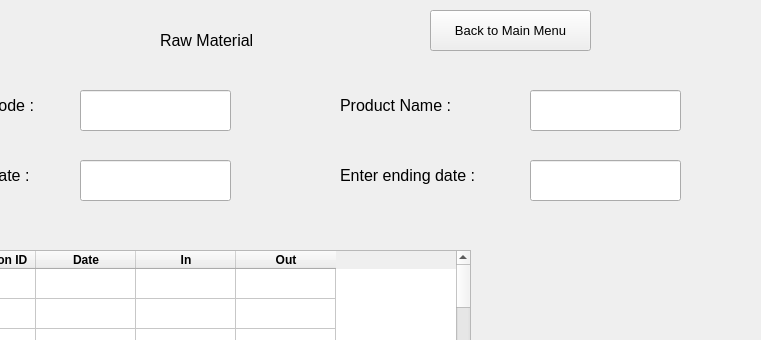
Old version of the form UI/StackedView.ui in the repository nilay1221/Inventory_Management; both pictures show x 300 to 1061 and y 0 to 340 of the 1226 by 857 pixel window.
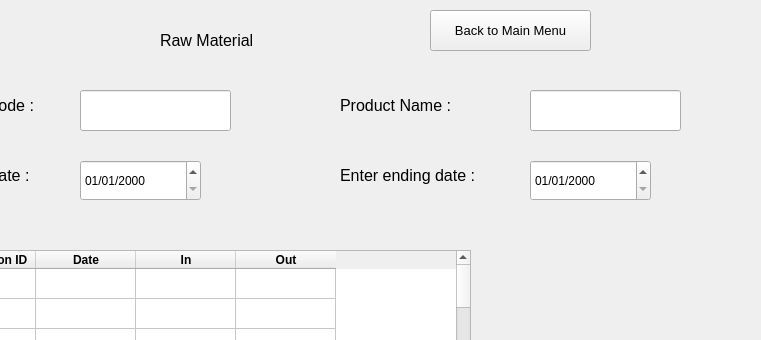
New version of the form. The open tabs and pages were chosen to show the change.

What changed in the file:
```diff
--- a/UI/StackedView.ui
+++ b/UI/StackedView.ui
@@ -1811,24 +1811,6 @@
      </widget>
     </widget>
     <widget class="QWidget" name="rm_stock_view">
-     <widget class="QLineEdit" name="rw_view_ending_date">
-      <property name="geometry">
-       <rect>
-        <x>740</x>
-        <y>160</y>
-        <width>151</width>
-        <height>41</height>
-       </rect>
-      </property>
-      <property name="font">
-       <font>
-        <pointsize>12</pointsize>
-       </font>
-      </property>
-      <property name="text">
-       <string/>
-      </property>
-     </widget>
      <widget class="QLabel" name="label_24">
       <property name="geometry">
        <rect>
@@ -2026,24 +2008,6 @@
        </property>
       </column>
      </widget>
-     <widget class="QLineEdit" name="rw_view_starting_date">
-      <property name="geometry">
-       <rect>
-        <x>290</x>
-        <y>160</y>
-        <width>151</width>
-        <height>41</height>
-       </rect>
-      </property>
-      <property name="font">
-       <font>
-        <pointsize>12</pointsize>
-       </font>
-      </property>
-      <property name="text">
-       <string/>
-      </property>
-     </widget>
      <widget class="QLineEdit" name="rw_view_stock_code">
       <property name="geometry">
        <rect>
@@ -2206,6 +2170,32 @@
        <string>Closing Stock :</string>
       </property>
      </widget>
+     <widget class="QDateEdit" name="rw_view_starting_date">
+      <property name="geometry">
+       <rect>
+        <x>290</x>
+        <y>160</y>
+        <width>121</width>
+        <height>41</height>
+       </rect>
+      </property>
+      <property name="displayFormat">
+       <string>dd/MM/yyyy</string>
+      </property>
+     </widget>
+     <widget class="QDateEdit" name="rw_view_ending_date">
+      <property name="geometry">
+       <rect>
+        <x>740</x>
+        <y>160</y>
+        <width>121</width>
+        <height>41</height>
+       </rect>
+      </property>
+      <property name="displayFormat">
+       <string>dd/MM/yyyy</string>
+      </property>
+     </widget>
     </widget>
     <widget class="QWidget" name="rm_view_2">
      <widget class="QPushButton" name="view_trans">
```
Left out of the diff: 276 changed lines with no effect on the pictures.
